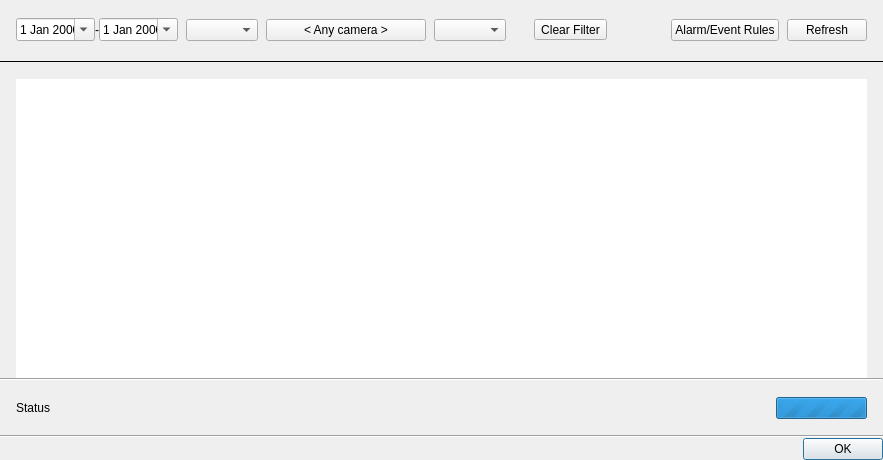
Above: client/libclient/src/ui/dialogs/event_log_dialog.ui from networkoptix/nx_open before the change. Below: the same form after it.
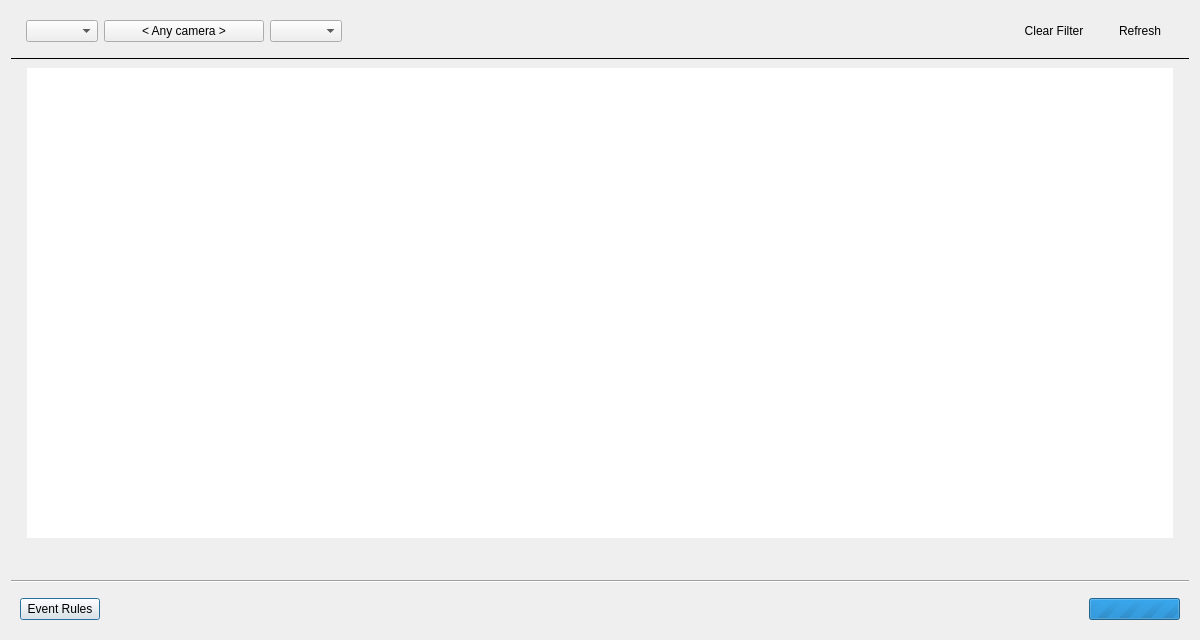
That is the form after the change. Custom widgets are drawn as their Qt base class.

Commit message:
VMS-3777 - Redesign Event Log dialog
<==== Mercurial data ====>
Branch: dev_3.0.0_gui

What changed in the file:
```diff
--- a/client/libclient/src/ui/dialogs/event_log_dialog.ui
+++ b/client/libclient/src/ui/dialogs/event_log_dialog.ui
@@ -6,95 +6,19 @@
    <rect>
     <x>0</x>
     <y>0</y>
-    <width>883</width>
-    <height>460</height>
+    <width>1200</width>
+    <height>640</height>
    </rect>
   </property>
   <property name="windowTitle">
    <string>Event Log</string>
   </property>
-  <layout class="QVBoxLayout" name="verticalLayout">
-   <property name="spacing">
-    <number>0</number>
-   </property>
-   <property name="leftMargin">
-    <number>0</number>
-   </property>
-   <property name="topMargin">
-    <number>0</number>
-   </property>
-   <property name="rightMargin">
-    <number>0</number>
-   </property>
-   <property name="bottomMargin">
-    <number>0</number>
-   </property>
+  <layout class="QVBoxLayout" name="verticalLayout" stretch="0,0,1,0,0">
    <item>
     <widget class="QnPanel" name="widget" native="true">
-     <property name="minimumSize">
-      <size>
-       <width>0</width>
-       <height>60</height>
-      </size>
-     </property>
-     <layout class="QHBoxLayout" name="mainGridLayout">
-      <property name="spacing">
-       <number>8</number>
-      </property>
-      <property name="leftMargin">
-       <number>16</number>
-      </property>
-      <property name="topMargin">
-       <number>16</number>
-      </property>
-      <property name="rightMargin">
-       <number>16</number>
-      </property>
-      <property name="bottomMargin">
-       <number>16</number>
-      </property>
+     <layout class="QHBoxLayout" name="panelLayout">
       <item>
-       <layout class="QGridLayout" name="gridLayout">
-        <property name="horizontalSpacing">
-         <number>0</number>
-        </property>
-        <item row="0" column="0">
-         <widget class="QDateEdit" name="dateEditFrom">
-          <property name="frame">
-           <bool>true</bool>
-          </property>
-          <property name="buttonSymbols">
-           <enum>QAbstractSpinBox::NoButtons</enum>
-          </property>
-          <property name="calendarPopup">
-           <bool>true</bool>
-          </property>
-         </widget>
-        </item>
-        <item row="0" column="1">
-         <widget class="QLabel" name="delimLabel">
-          <property name="text">
-           <string>-</string>
-          </property>
-          <property name="alignment">
-           <set>Qt::AlignCenter</set>
-          </property>
-         </widget>
-        </item>
-        <item row="0" column="2">
-         <widget class="QDateEdit" name="dateEditTo">
-          <property name="wrapping">
-           <bool>false</bool>
-          </property>
-          <property name="buttonSymbols">
-           <enum>QAbstractSpinBox::NoButtons</enum>
-          </property>
-          <property name="calendarPopup">
-           <bool>true</bool>
-          </property>
-         </widget>
-        </item>
-       </layout>
+       <widget class="QnDateRangeWidget" name="dateRangeWidget" native="true"/>
       </item>
       <item>
        <widget class="QnTreeComboBox" name="eventComboBox">
@@ -104,7 +28,7 @@
        </widget>
       </item>
       <item>
-       <widget class="QPushButton" name="cameraButton">
+       <widget class="QnSelectDevicesButton" name="cameraButton">
         <property name="minimumSize">
          <size>
           <width>160</width>
@@ -115,9 +39,9 @@
          <bool>true</bool>
         </property>
         <property name="text">
-         <string notr="true">&lt; Any camera &gt;</string>
+         <string>&lt; Any camera &gt;</string>
         </property>
-        <property name="flat">
+        <property name="autoDefault">
          <bool>false</bool>
         </property>
        </widget>
@@ -134,9 +58,6 @@
         <property name="orientation">
          <enum>Qt::Horizontal</enum>
         </property>
-        <property name="sizeType">
-         <enum>QSizePolicy::Fixed</enum>
-        </property>
         <property name="sizeHint" stdset="0">
          <size>
           <width>20</width>
@@ -146,38 +67,18 @@
        </spacer>
       </item>
       <item>
-       <widget class="QToolButton" name="clearFilterButton">
+       <widget class="QPushButton" name="clearFilterButton">
+        <property name="focusPolicy">
+         <enum>Qt::TabFocus</enum>
+        </property>
         <property name="text">
          <string>Clear Filter</string>
         </property>
-        <property name="popupMode">
-         <enum>QToolButton::InstantPopup</enum>
-        </property>
-        <property name="toolButtonStyle">
-         <enum>Qt::ToolButtonTextBesideIcon</enum>
-        </property>
-        <property name="autoRaise">
+        <property name="autoDefault">
          <bool>false</bool>
         </property>
-       </widget>
-      </item>
-      <item>
-       <spacer name="horizontalSpacer">
-        <property name="orientation">
-         <enum>Qt::Horizontal</enum>
-        </property>
-        <property name="sizeHint" stdset="0">
-         <size>
-          <width>10</width>
-          <height>20</height>
-         </size>
-        </property>
-       </spacer>
-      </item>
-      <item>
-       <widget class="QPushButton" name="eventRulesButton">
-        <property name="text">
-         <string>Alarm/Event Rules</string>
+        <property name="flat">
+         <bool>true</bool>
         </property>
        </widget>
       </item>
@@ -193,7 +94,7 @@
          <bool>false</bool>
         </property>
         <property name="flat">
-         <bool>false</bool>
+         <bool>true</bool>
         </property>
        </widget>
       </item>
@@ -214,27 +115,16 @@
     <widget class="QStackedWidget" name="stackedWidget">
      <widget class="QWidget" name="gridPage">
       <layout class="QVBoxLayout" name="verticalLayout_3">
-       <property name="spacing">
-        <number>0</number>
-       </property>
        <property name="leftMargin">
-        <number>0</number>
+        <number>16</number>
        </property>
        <property name="topMargin">
-        <number>16</number>
+        <number>2</number>
        </property>
        <property name="rightMargin">
-        <number>0</number>
+        <number>16</number>
        </property>
        <property name="bottomMargin">
-        <number>0</number>
-       </property>
-       <item>
-        <layout class="QHBoxLayout" name="tableLayout">
-         <property name="leftMargin">
-          <number>16</number>
-         </property>
-         <property name="rightMargin">
           <number>16</number>
          </property>
          <item>
@@ -251,9 +141,6 @@
            <property name="editTriggers">
             <set>QAbstractItemView::NoEditTriggers</set>
            </property>
-           <property name="alternatingRowColors">
-            <bool>true</bool>
-           </property>
            <property name="showGrid">
             <bool>false</bool>
            </property>
@@ -274,38 +161,50 @@
            </attribute>
           </widget>
          </item>
-        </layout>
-       </item>
-       <item>
-        <widget class="Line" name="line">
-         <property name="orientation">
-          <enum>Qt::Horizontal</enum>
-         </property>
-        </widget>
-       </item>
-       <item>
-        <layout class="QHBoxLayout" name="horizontalLayout">
-         <property name="leftMargin">
-          <number>16</number>
-         </property>
-         <property name="topMargin">
-          <number>16</number>
-         </property>
-         <property name="rightMargin">
-          <number>16</number>
-         </property>
-         <property name="bottomMargin">
-          <number>16</number>
-         </property>
          <item>
           <widget class="QLabel" name="statusLabel">
            <property name="text">
-            <string notr="true">Status</string>
+          <string notr="true"/>
            </property>
           </widget>
          </item>
+      </layout>
+     </widget>
+     <widget class="QWidget" name="warnPage">
+      <layout class="QVBoxLayout" name="verticalLayout_2">
          <item>
-          <spacer name="horizontalSpacer_3">
+        <widget class="QLabel" name="warningLabel">
+         <property name="text">
+          <string>All Servers are offline. Logs are not available.</string>
+         </property>
+         <property name="alignment">
+          <set>Qt::AlignCenter</set>
+         </property>
+        </widget>
+       </item>
+      </layout>
+     </widget>
+    </widget>
+   </item>
+   <item>
+    <widget class="Line" name="bottomLine">
+     <property name="orientation">
+      <enum>Qt::Horizontal</enum>
+     </property>
+    </widget>
+   </item>
+   <item>
+    <widget class="QWidget" name="extrasWidget" native="true">
+     <layout class="QHBoxLayout" name="horizontalLayout_2">
+      <item>
+       <widget class="QPushButton" name="eventRulesButton">
+        <property name="text">
+         <string>Event Rules</string>
+        </property>
+       </widget>
+      </item>
+      <item>
+       <spacer name="horizontalSpacer_4">
            <property name="orientation">
             <enum>Qt::Horizontal</enum>
            </property>
@@ -334,37 +233,6 @@
           </widget>
          </item>
         </layout>
-       </item>
-      </layout>
-     </widget>
-     <widget class="QWidget" name="warnPage">
-      <layout class="QVBoxLayout" name="verticalLayout_2">
-       <item>
-        <widget class="QLabel" name="warningLabel">
-         <property name="text">
-          <string>All Servers are offline. Logs are not available.</string>
-         </property>
-         <property name="alignment">
-          <set>Qt::AlignCenter</set>
-         </property>
-        </widget>
-       </item>
-      </layout>
-     </widget>
-    </widget>
-   </item>
-   <item>
-    <widget class="Line" name="bottomLine">
-     <property name="orientation">
-      <enum>Qt::Horizontal</enum>
-     </property>
-    </widget>
-   </item>
-   <item>
-    <widget class="QDialogButtonBox" name="buttonBox">
-     <property name="standardButtons">
-      <set>QDialogButtonBox::Ok</set>
-     </property>
     </widget>
    </item>
   </layout>
@@ -375,17 +243,28 @@
    <extends>QTableView</extends>
    <header location="global">ui/widgets/common/table_view.h</header>
   </customwidget>
+  <customwidget>
+   <class>QnPanel</class>
+   <extends>QWidget</extends>
+   <header location="global">ui/widgets/common/panel.h</header>
+   <container>1</container>
+  </customwidget>
+  <customwidget>
+   <class>QnDateRangeWidget</class>
+   <extends>QWidget</extends>
+   <header location="global">ui/widgets/common/date_range_widget.h</header>
+   <container>1</container>
+  </customwidget>
+  <customwidget>
+   <class>QnSelectDevicesButton</class>
+   <extends>QPushButton</extends>
+   <header location="global">ui/widgets/select_devices_button.h</header>
+  </customwidget>
   <customwidget>
    <class>QnTreeComboBox</class>
    <extends>QComboBox</extends>
    <header location="global">ui/widgets/common/tree_combo_box.h</header>
   </customwidget>
-  <customwidget>
-   <class>QnPanel</class>
-   <extends>QWidget</extends>
-   <header location="global">ui/widgets/common/panel.h</header>
-   <container>1</container>
-  </customwidget>
  </customwidgets>
  <resources/>
  <connections/>
```
Lines whose indentation alone changed are shown as unchanged. The commit also changes 10 other files.
